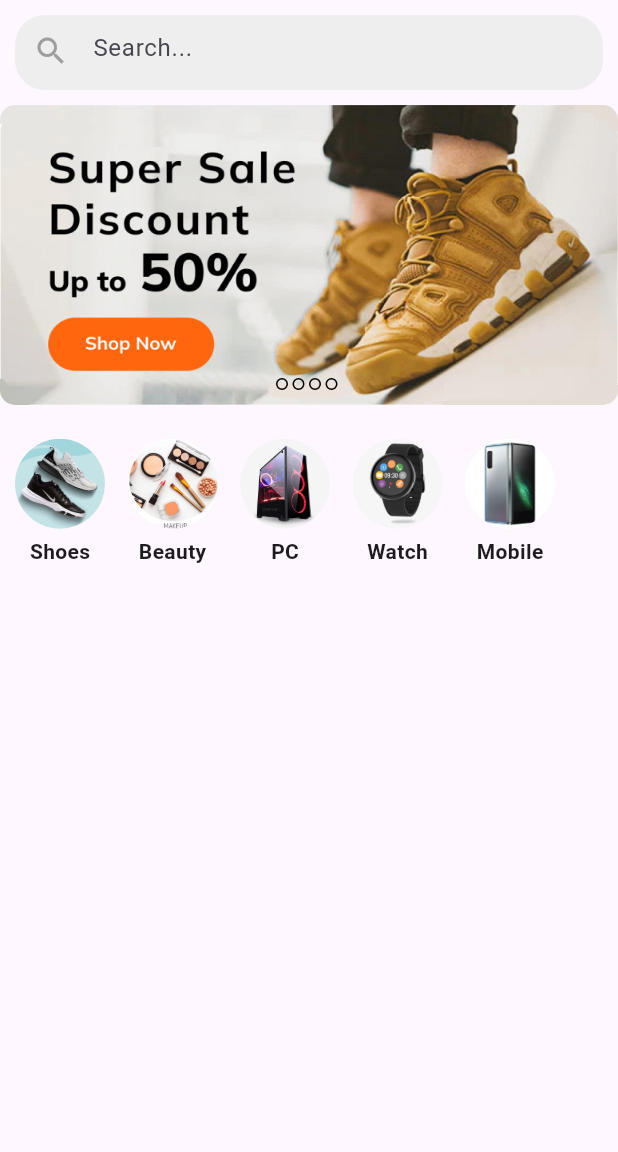
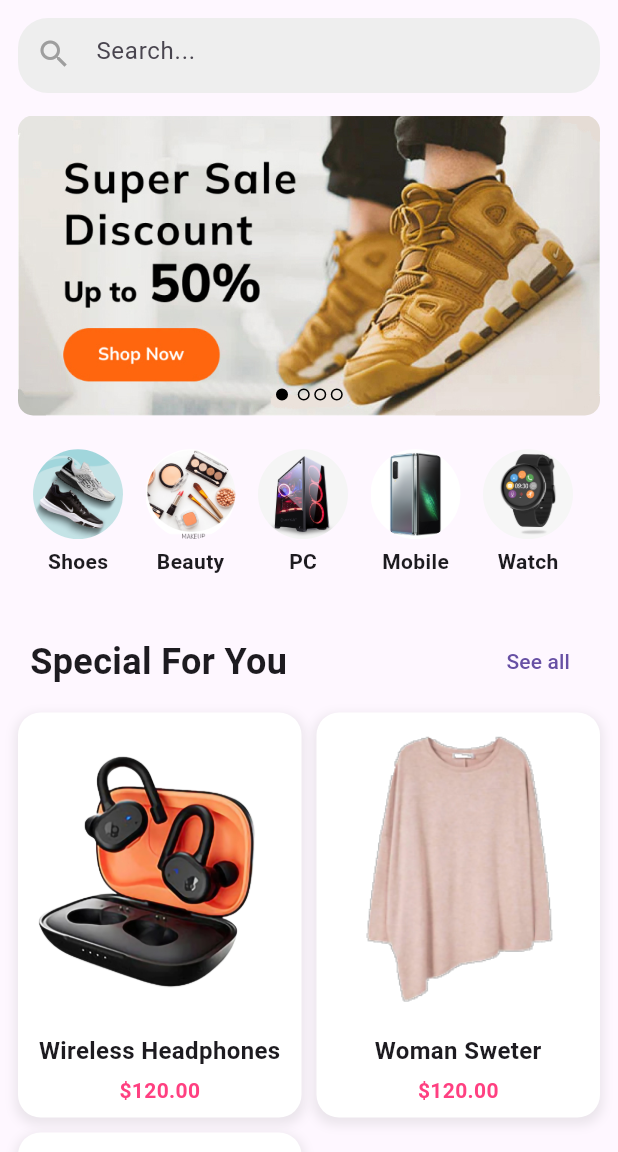
Before and after one commit to mahim-15/kichukinii, a Flutter app: the HomeScreen screen opened directly, on a phone screen of 412 x 824 dp, the part 84-1236 px from its top. Run offline on Flutter 3.47's test engine with Material 3 defaults, Android fonts, the phone set to English and light mode, and no system bars; our stand-ins replace cloud_firestore, firebase_auth, firebase_core, fluttertoast, image_picker, shared_preferences; accounts and stored records are empty.

Commit message:
add column product

```diff
--- a/lib/main.dart
+++ b/lib/main.dart
@@ -1,3 +1,5 @@
+// ignore_for_file: unused_import
+
 import 'package:flutter/material.dart';
 import 'package:kichukini/authScreen/auth_screen.dart';
 import 'package:firebase_core/firebase_core.dart';
--- a/lib/mainScreen/home_screen.dart
+++ b/lib/mainScreen/home_screen.dart
@@ -1,27 +1,12 @@
 import 'package:flutter/material.dart';
 import 'package:kichukini/widget/home_slider.dart';
 import 'package:kichukini/widget/my_drawer.dart';
-import 'package:kichukini/widget/categories.dart'; // Import Categories Widget
+import 'package:kichukini/widget/categories.dart';
 
-void main() {
-  runApp(const MyApp());
-}
+// Import the Product Model
+import 'package:kichukini/models/product.dart';
 
-class MyApp extends StatelessWidget {
-  const MyApp({super.key});
-
-  @override
-  Widget build(BuildContext context) {
-    return MaterialApp(
-      debugShowCheckedModeBanner: false,
-      title: 'Kichukini',
-      theme: ThemeData(
-        primarySwatch: Colors.pink,
-      ),
-      home: const HomeScreen(),
-    );
-  }
-}
+const kcontentColor = Colors.white; // Define the missing color
 
 class HomeScreen extends StatefulWidget {
   const HomeScreen({super.key});
@@ -31,12 +16,12 @@ class HomeScreen extends StatefulWidget {
 }
 
 class _HomeScreenState extends State<HomeScreen> {
-  int currentSlide = 4;
+  int currentSlide = 0;
 
   @override
   Widget build(BuildContext context) {
     return Scaffold(
-      drawer: MyDrawer(),
+      drawer: const MyDrawer(),
       appBar: AppBar(
         flexibleSpace: Container(
           decoration: const BoxDecoration(
@@ -70,27 +55,29 @@ class _HomeScreenState extends State<HomeScreen> {
           ),
         ],
       ),
-      body: Column(
+      body: SingleChildScrollView(
+        child: Padding(
+          padding: const EdgeInsets.all(12.0),
+          child: Column(
+            crossAxisAlignment: CrossAxisAlignment.start,
             children: [
-          // Search Bar Below AppBar
-          Padding(
-            padding: const EdgeInsets.all(10.0),
-            child: Container(
+              // Search Bar
+              Container(
                 height: 50,
                 decoration: BoxDecoration(
-                color: Colors.grey[200], // Light background
+                  color: Colors.grey[200],
                   borderRadius: BorderRadius.circular(20),
                 ),
-              child: TextField(
+                child: const TextField(
                   decoration: InputDecoration(
                     hintText: "Search...",
-                  prefixIcon: const Icon(Icons.search, color: Colors.grey),
+                    prefixIcon: Icon(Icons.search, color: Colors.grey),
                     border: InputBorder.none,
-                  contentPadding: const EdgeInsets.symmetric(vertical: 10),
+                    contentPadding: EdgeInsets.symmetric(vertical: 10),
                   ),
                 ),
               ),
-          ),
+              const SizedBox(height: 15),
 
               // Home Slider
               HomeSlider(
@@ -101,10 +88,115 @@ class _HomeScreenState extends State<HomeScreen> {
                 },
                 currentSlide: currentSlide,
               ),
+              const SizedBox(height: 20),
 
               // Categories Section
-          const SizedBox(height: 20), // Space before categories
-          const Categories(), // Extracted widget for cleaner code
+              const Categories(),
+              const SizedBox(height: 30),
+
+              // Special for You - Title & See All
+              Padding(
+                padding: const EdgeInsets.symmetric(horizontal: 8.0),
+                child: Row(
+                  mainAxisAlignment: MainAxisAlignment.spaceBetween,
+                  children: [
+                    const Text(
+                      "Special For You",
+                      style: TextStyle(
+                        fontSize: 24,
+                        fontWeight: FontWeight.bold,
+                      ),
+                    ),
+                    TextButton(
+                      onPressed: () {},
+                      child: const Text("See all"),
+                    ),
+                  ],
+                ),
+              ),
+              const SizedBox(height: 10),
+
+              // Product Grid
+              GridView.builder(
+                physics: const NeverScrollableScrollPhysics(),
+                shrinkWrap: true,
+                gridDelegate: const SliverGridDelegateWithFixedCrossAxisCount(
+                  crossAxisCount: 2,
+                  crossAxisSpacing: 10,
+                  mainAxisSpacing: 10,
+                  childAspectRatio: 0.7, // Adjusted for better display
+                ),
+                itemCount: products.length,
+                itemBuilder: (context, index) {
+                  return ProductCard(product: products[index]);
+                },
+              ),
+            ],
+          ),
+        ),
+      ),
+    );
+  }
+}
+
+// Product Card Widget
+class ProductCard extends StatelessWidget {
+  final Product product;
+  const ProductCard({super.key, required this.product});
+
+  @override
+  Widget build(BuildContext context) {
+    return Container(
+      decoration: BoxDecoration(
+        color: kcontentColor,
+        borderRadius: BorderRadius.circular(15),
+        boxShadow: [
+          BoxShadow(
+            color: Colors.grey.withOpacity(0.2),
+            spreadRadius: 2,
+            blurRadius: 5,
+            offset: const Offset(0, 3),
+          ),
+        ],
+      ),
+      child: Column(
+        crossAxisAlignment: CrossAxisAlignment.center,
+        children: [
+          Expanded(
+            child: Padding(
+              padding: const EdgeInsets.all(10.0),
+              child: Image.asset(
+                product.image,
+                fit: BoxFit.contain,
+              ),
+            ),
+          ),
+          Padding(
+            padding: const EdgeInsets.all(8.0),
+            child: Column(
+              children: [
+                Text(
+                  product.title,
+                  style: const TextStyle(
+                    fontSize: 16,
+                    fontWeight: FontWeight.bold,
+                  ),
+                  textAlign: TextAlign.center,
+                  maxLines: 2,
+                  overflow: TextOverflow.ellipsis,
+                ),
+                const SizedBox(height: 5),
+                Text(
+                  "\$${product.price.toStringAsFixed(2)}",
+                  style: const TextStyle(
+                    fontSize: 14,
+                    fontWeight: FontWeight.w600,
+                    color: Colors.pinkAccent,
+                  ),
+                ),
+              ],
+            ),
+          ),
         ],
       ),
     );
@@ -141,7 +233,10 @@ class CartScreen extends StatelessWidget {
         centerTitle: true,
       ),
       body: const Center(
-        child: Text("Your Cart is Empty"),
+        child: Text(
+          "Your Cart is Empty",
+          style: TextStyle(fontSize: 18),
+        ),
       ),
     );
   }
--- a/lib/models/category.dart
+++ b/lib/models/category.dart
@@ -10,6 +10,7 @@ final List<Category>categories=[
   Category(title: "Shoes", image: "images/shoes.jpg"),
   Category(title: "Beauty", image: "images/beauty.png"),
   Category(title: "PC", image: "images/pc.jpg"),
+  Category(title: "Mobile", image: "images/mobile.jpg"),
   Category(title: "Watch", image: "images/watch.png"),
-  Category(title: "Mobile", image: "images/mobile.jpg"),
+
 ];
--- /dev/null
+++ b/lib/models/product.dart
@@ -0,0 +1,64 @@
+import 'package:flutter/material.dart';
+
+class Product {
+  final String title;
+  final String description;
+  final String image;
+  final double price;
+  final List<Color> colors;
+  final String category;
+  final double rate;
+
+  Product({
+    required this.title,
+    required this.description,
+    required this.image,
+    required this.price,
+    required this.colors,
+    required this.category,
+    required this.rate,
+  });
+}
+
+final List<Product> products = [
+  Product(
+    title: "Wireless Headphones",
+    description:
+        "Lorem ipsum dolor sit amet, consectetur adipiscing elit, sed do eiusmod tempor incididunt ut labore et dolore magna aliqua. Donec massa sapien faucibus et molestie ac feugiat. In massa tempor nec feugiat nisl. Libero id faucibus nisl tincidunt.",
+    image: "images/wireless.png",
+    price: 120,
+    colors: [
+      Colors.black,
+      Colors.blue,
+      Colors.orange,
+    ],
+    category: "Headphones",
+    rate: 4.8,
+  ),
+  Product(
+    title: "Woman Sweter",
+    description:
+        "Lorem ipsum dolor sit amet, consectetur adipiscing elit, sed do eiusmod tempor incididunt ut labore et dolore magna aliqua. Donec massa sapien faucibus et molestie ac feugiat. In massa tempor nec feugiat nisl. Libero id faucibus nisl tincidunt.",
+    image: "images/sweet.png",
+    price: 120,
+    colors: [
+      Colors.brown,
+      Colors.red,
+      Colors.pink,
+    ],
+    category: "Woman Fashion",
+    rate: 4.8,
+  ),
+  Product(
+    title: "Smart Watch",
+    description:
+        "Lorem ipsum dolor sit amet, consectetur adipiscing elit, sed do eiusmod tempor incididunt ut labore et dolore magna aliqua. Donec massa sapien faucibus et molestie ac feugiat. In massa tempor nec feugiat nisl. Libero id faucibus nisl tincidunt.",
+    image: "images/miband.jpg",
+    price: 55,
+    colors: [
+      Colors.black,
+    ],
+    category: "Watch",
+    rate: 4.8,
+  ),
+];
--- a/services/product_services.dart
+++ /dev/null
@@ -1,27 +0,0 @@
-import 'dart:convert';
-import 'package:http/http.dart' as http;
-import 'package:kichukini/models/products.dart';
-
-class ProductServices {
-  final String _baseUrl = 'https://fakestoreapi.com/products';
-
-  Future<List<Products>> fetchProducts() async {
-    try {
-      final response = await http.get(Uri.parse(_baseUrl));
-
-      if (response.statusCode == 200) {
-        final List<dynamic> data = jsonDecode(response.body);
-
-        if (data.isEmpty) {
-          throw Exception('No products found.');
-        }
-
-        return data.map((product) => Products.fromJson(product)).toList();
-      } else {
-        throw Exception('Failed to load products. Status code: ${response.statusCode}');
-      }
-    } catch (e) {
-      throw Exception('Error fetching products: $e');
-    }
-  }
-}
```
Lines whose indentation alone changed are shown as unchanged.
